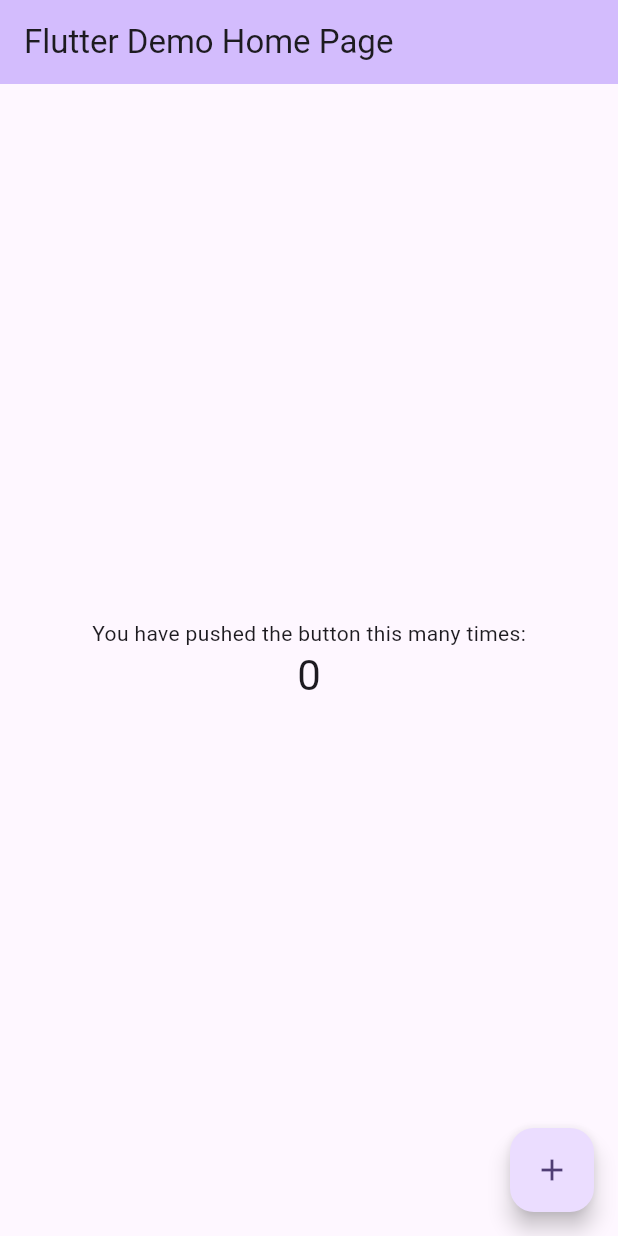
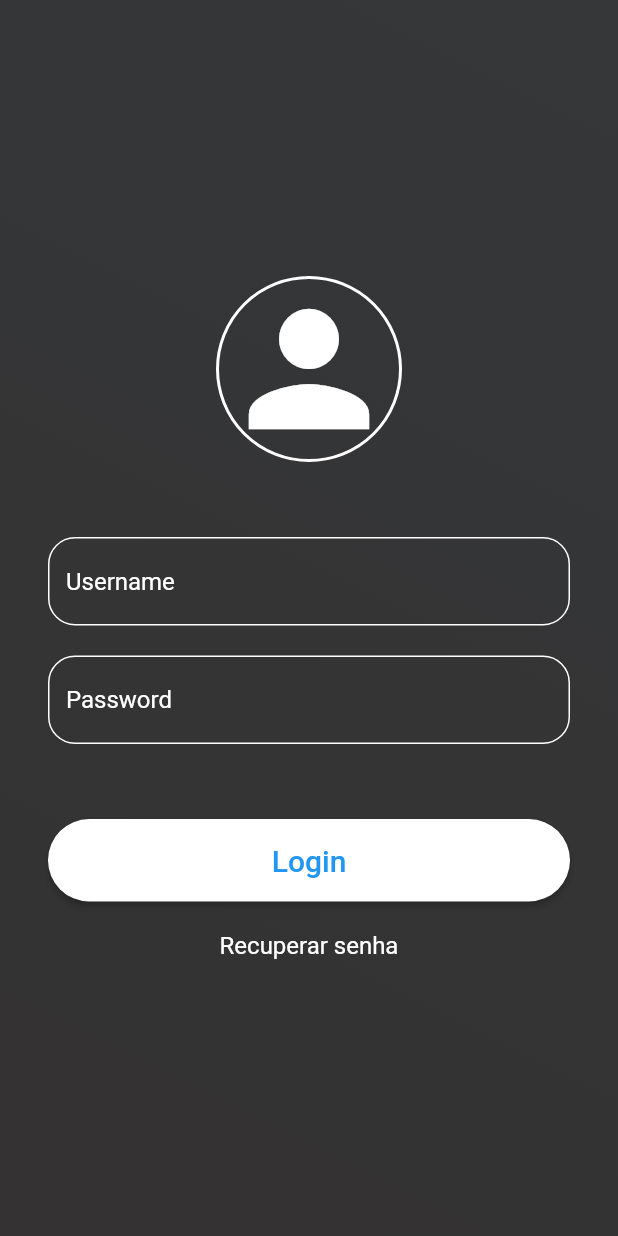
Before and after one commit to Lbnkz/GitHub_Analysis, a Flutter app: the screen it shows after launch, on a phone screen of 412 x 824 dp. Run offline on Flutter 3.47's test engine with Material 2 defaults, Android fonts, the phone set to English and light mode, and no system bars; our stand-ins replace firebase_core, get, go_router; accounts and stored records are empty.

Commit message:
adicionado tela login(statica), iniciado tela cadastro(statico)

```diff
--- /dev/null
+++ b/lib/login/login.view.dart
@@ -0,0 +1,112 @@
+import 'package:flutter/material.dart';
+import 'package:github_analysis/register/register.view.dart';
+import 'package:go_router/go_router.dart';
+
+class LoginPage extends StatefulWidget {
+  @override
+  State<LoginPage> createState() => _LoginPageState();
+}
+
+class _LoginPageState extends State<LoginPage> {
+  TextEditingController usernameController = TextEditingController();
+  TextEditingController passwordController = TextEditingController();
+
+  @override
+  Widget build(BuildContext context) {
+    return Container(
+      decoration: const BoxDecoration(
+          gradient: LinearGradient(
+        begin: Alignment.topRight,
+        end: Alignment.bottomLeft,
+        colors: [
+          Color.fromARGB(255, 53, 55, 57),
+          Color.fromARGB(255, 52, 50, 50),
+        ],
+      )),
+      child: Scaffold(
+        backgroundColor: Colors.transparent,
+        body: _page(),
+      ),
+    );
+  }
+
+  Widget _page() {
+    return Padding(
+      padding: const EdgeInsets.all(32.0),
+      child: Center(
+        child: Column(
+          mainAxisAlignment: MainAxisAlignment.center,
+          children: [
+            _icon(),
+            const SizedBox(height: 50),
+            _inputField("Username", usernameController),
+            const SizedBox(height: 20),
+            _inputField("Password", passwordController, isPassword: true),
+            const SizedBox(height: 50),
+            _loginBtn(),
+            const SizedBox(height: 20),
+            _extraText(),
+          ],
+        ),
+      ),
+    );
+  }
+
+  Widget _icon() {
+    return Container(
+      decoration: BoxDecoration(
+          border: Border.all(color: Colors.white, width: 2),
+          shape: BoxShape.circle),
+      child: const Icon(Icons.person, color: Colors.white, size: 120),
+    );
+  }
+
+  Widget _inputField(String hintText, TextEditingController controller,
+      {isPassword = false}) {
+    var border = OutlineInputBorder(
+        borderRadius: BorderRadius.circular(18),
+        borderSide: const BorderSide(color: Colors.white));
+
+    return TextField(
+      style: const TextStyle(color: Colors.white),
+      controller: controller,
+      decoration: InputDecoration(
+        hintText: hintText,
+        hintStyle: const TextStyle(color: Colors.white),
+        enabledBorder: border,
+        focusedBorder: border,
+      ),
+      obscureText: isPassword,
+    );
+  }
+
+  Widget _loginBtn() {
+    return ElevatedButton(
+      onPressed: () {
+        context.pop();
+        SignUpScreen();
+      },
+      child: const SizedBox(
+          width: double.infinity,
+          child: Text(
+            "Login",
+            textAlign: TextAlign.center,
+            style: TextStyle(fontSize: 20),
+          )),
+      style: ElevatedButton.styleFrom(
+        shape: const StadiumBorder(),
+        primary: Colors.white,
+        onPrimary: Colors.blue,
+        padding: const EdgeInsets.symmetric(vertical: 16),
+      ),
+    );
+  }
+
+  Widget _extraText() {
+    return const Text(
+      "Recuperar senha",
+      textAlign: TextAlign.center,
+      style: TextStyle(fontSize: 16, color: Colors.white),
+    );
+  }
+}
--- a/lib/main.dart
+++ b/lib/main.dart
@@ -1,4 +1,7 @@
 import 'package:flutter/material.dart';
+import 'package:get/get.dart';
+import 'package:github_analysis/login/login.view.dart';
+
 void main() {
   runApp(const MyApp());
 }
@@ -6,55 +9,13 @@ class MyApp extends StatelessWidget {
   const MyApp({super.key});
   @override
   Widget build(BuildContext context) {
-    return MaterialApp(
+    return GetMaterialApp(
+      debugShowCheckedModeBanner: false,
       title: 'Flutter Demo',
       theme: ThemeData(
-        colorScheme: ColorScheme.fromSeed(seedColor: Colors.deepPurple),
-        useMaterial3: true,
+        primarySwatch: Colors.blue,
       ),
-      home: const MyHomePage(title: 'Flutter Demo Home Page'),
+      home: LoginPage(),
     );
   }
 }
-class MyHomePage extends StatefulWidget {
-  const MyHomePage({super.key, required this.title});
-  final String title;
-  @override
-  State<MyHomePage> createState() => _MyHomePageState();
-}
-class _MyHomePageState extends State<MyHomePage> {
-  int _counter = 0;
-  void _incrementCounter() {
-    setState(() {
-      _counter++;
-    });
-  }
-  @override
-  Widget build(BuildContext context) {
-    return Scaffold(
-      appBar: AppBar(
-        backgroundColor: Theme.of(context).colorScheme.inversePrimary,
-        title: Text(widget.title),
-      ),
-      body: Center(
-        child: Column(
-          mainAxisAlignment: MainAxisAlignment.center,
-          children: <Widget>[
-            const Text(
-              'You have pushed the button this many times:',
-            ),
-            Text(
-              '$_counter',
-              style: Theme.of(context).textTheme.headlineMedium,
-            ),
-          ],
-        ),
-      ),
-      floatingActionButton: FloatingActionButton(
-        onPressed: _incrementCounter,
-        tooltip: 'Increment',
-        child: const Icon(Icons.add),
-      ),
-    );
-  }
-}
--- a/pubspec.yaml
+++ b/pubspec.yaml
@@ -39,6 +39,7 @@ dependencies:
   firebase_core: ^2.21.0
   go_router: ^12.0.1
   country_flags: ^2.1.1
+  get: ^4.6.6
 
 dev_dependencies:
   flutter_test:
```
Also changed, not shown: lib/providers/language_provider.dart (deleted, +0 -11 lines), lib/register/register.view.dart (added, +120 -0 lines), lib/routes/routes.dart (deleted, +0 -104 lines), lib/utils/translate.dart (deleted, +0 -18 lines), lib/widgets/dialogs/dialog_language.dart (deleted, +0 -83 lines), lib/api/api.dart (deleted), pubspec.lock.
